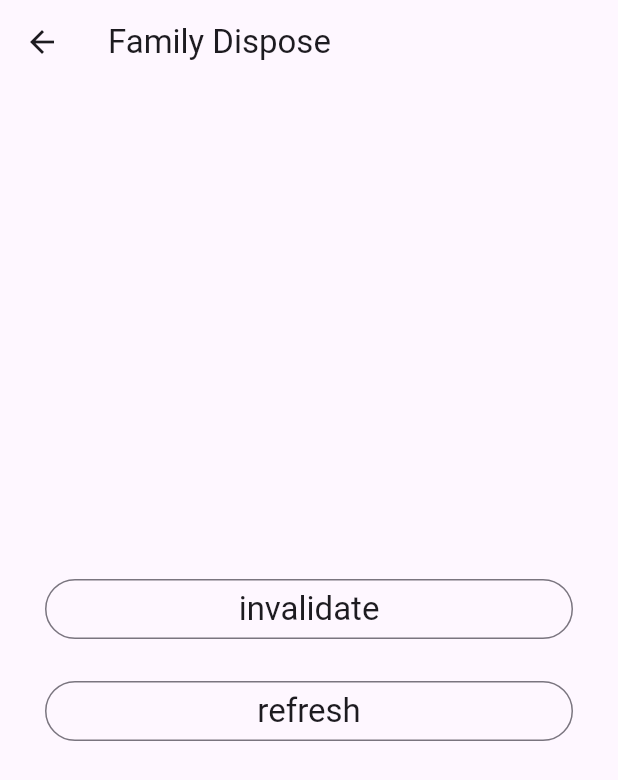
After one commit to Bullets-jyr/future_provider, a Flutter app: the screen it shows after launch, after a tap on "Family Dispose", on a phone screen of 412 x 824 dp. The commit adds this screen. Shown: the top 780 px of the screen. Run offline on Flutter 3.47's test engine with Material 3 defaults, Android fonts, the light colour scheme and no system bars; our stand-ins replace dio, flutter_riverpod, freezed_annotation, riverpod_annotation; generated files the repository leaves out were written again; network calls fail.

Commit message:
31. FutureProvider - UserDetailPage, FamilyDisposePage

```diff
--- a/lib/main.dart
+++ b/lib/main.dart
@@ -1,6 +1,7 @@
 import 'package:flutter/material.dart';
 import 'package:flutter_riverpod/flutter_riverpod.dart';
 
+import 'pages/family_dispose/family_dispose_page.dart';
 import 'pages/users/user_list_page.dart';
 import 'widgets/custom_button.dart';
 
@@ -47,6 +48,10 @@ class MyHomePage extends StatelessWidget {
               title: 'User List',
               child: UserListPage(),
             ),
+            CustomButton(
+              title: 'Family Dispose',
+              child: FamilyDisposePage(),
+            ),
           ],
         ),
       ),
--- /dev/null
+++ b/lib/pages/family_dispose/family_dispose_page.dart
@@ -0,0 +1,48 @@
+import 'package:flutter/material.dart';
+import 'package:flutter_riverpod/flutter_riverpod.dart';
+
+import '../users/users_providers.dart';
+
+class FamilyDisposePage extends ConsumerWidget {
+  const FamilyDisposePage({super.key});
+
+  @override
+  Widget build(BuildContext context, WidgetRef ref) {
+    ref.watch(userDetailProvider(1));
+    ref.watch(userDetailProvider(2));
+
+    return Scaffold(
+      appBar: AppBar(
+        title: const Text('Family Dispose'),
+      ),
+      body: Center(
+        child: ListView(
+          padding: const EdgeInsets.symmetric(horizontal: 30),
+          shrinkWrap: true,
+          children: [
+            OutlinedButton(
+              onPressed: () {
+                // ref.invalidate(userDetailProvider);
+                ref.invalidate(userDetailProvider(1));
+              },
+              child: Text(
+                'invalidate',
+                style: Theme.of(context).textTheme.titleLarge,
+              ),
+            ),
+            const SizedBox(height: 20),
+            OutlinedButton(
+              onPressed: () {
+                return ref.refresh(userDetailProvider(1));
+              },
+              child: Text(
+                'refresh',
+                style: Theme.of(context).textTheme.titleLarge,
+              ),
+            ),
+          ],
+        ),
+      ),
+    );
+  }
+}
--- a/lib/pages/users/user_detail_page.dart
+++ b/lib/pages/users/user_detail_page.dart
@@ -20,7 +20,11 @@ class UserDetailPage extends ConsumerWidget {
       ),
       body: userDetail.when(
         data: (user) {
-          return ListView(
+          return RefreshIndicator(
+            // onRefresh: () => ref.refresh(userDetailProvider(userId).future),
+            onRefresh: () async => ref.refresh(userDetailProvider(userId)),
+            child: ListView(
+              physics: const AlwaysScrollableScrollPhysics(),
               padding: const EdgeInsets.symmetric(
                 vertical: 40,
                 horizontal: 20,
@@ -51,6 +55,7 @@ class UserDetailPage extends ConsumerWidget {
                   userInfo: user.website,
                 ),
               ],
+            ),
           );
         },
         error: (e, st) {
```
Lines whose indentation alone changed are shown as unchanged.
